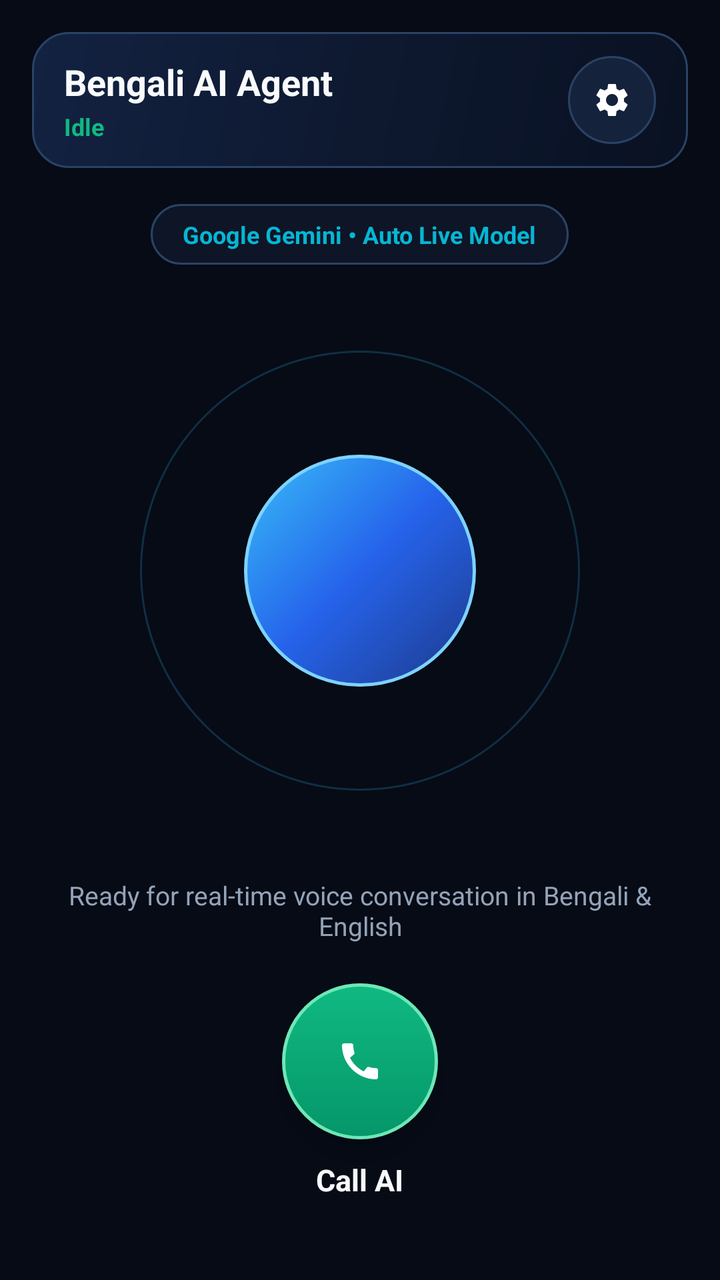
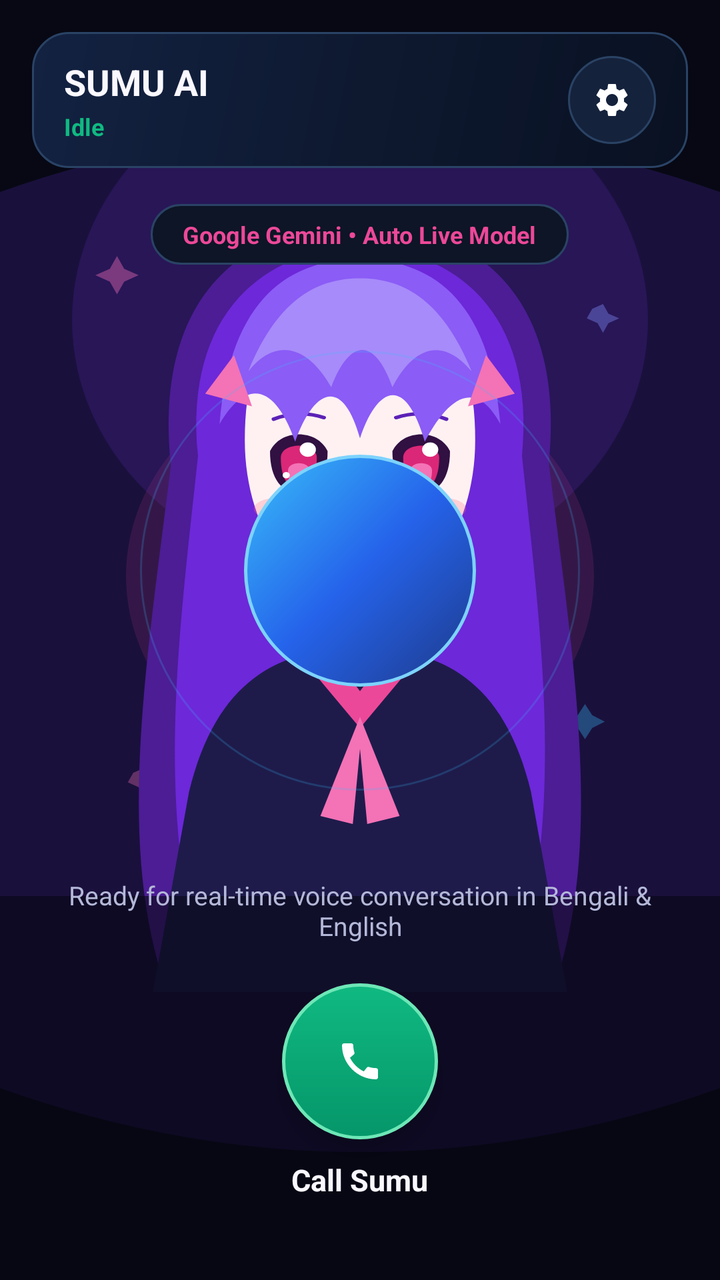

An Android layout rendered at two revisions. The XML below is the earlier revision; the diff shows what the commit changed to produce the second picture.
<!-- AndroidManifest.xml: application theme Theme.BengaliAgent -->
<!-- res/layout/activity_main.xml -->
<?xml version="1.0" encoding="utf-8"?>
<FrameLayout xmlns:android="http://schemas.android.com/apk/res/android"
    android:layout_width="match_parent"
    android:layout_height="match_parent"
    android:background="@color/bg_black"
    android:padding="16dp">

    
    
    
    <LinearLayout
        android:id="@+id/layoutHomeIdle"
        android:layout_width="match_parent"
        android:layout_height="match_parent"
        android:gravity="center_horizontal"
        android:orientation="vertical">

        
        <LinearLayout
            android:layout_width="match_parent"
            android:layout_height="wrap_content"
            android:background="@drawable/bg_header_gradient"
            android:gravity="center_vertical"
            android:orientation="horizontal"
            android:paddingHorizontal="16dp"
            android:paddingVertical="12dp">

            <LinearLayout
                android:layout_width="0dp"
                android:layout_height="wrap_content"
                android:layout_weight="1"
                android:orientation="vertical">

                <TextView
                    android:layout_width="wrap_content"
                    android:layout_height="wrap_content"
                    android:text="@string/app_name"
                    android:textColor="@color/text_primary"
                    android:textSize="18sp"
                    android:textStyle="bold" />

                <TextView
                    android:id="@+id/tvAgentState"
                    android:layout_width="wrap_content"
                    android:layout_height="wrap_content"
                    android:layout_marginTop="2dp"
                    android:text="Idle"
                    android:textColor="@color/accent_green"
                    android:textSize="12sp"
                    android:textStyle="bold" />
            </LinearLayout>

            <ImageButton
                android:id="@+id/btnOpenSettings"
                android:layout_width="44dp"
                android:layout_height="44dp"
                android:background="@drawable/bg_circle_control_idle"
                android:contentDescription="Open AI &amp; Model Settings"
                android:padding="11dp"
                android:scaleType="centerInside"
                android:src="@drawable/ic_settings_gear" />
        </LinearLayout>

        
        <TextView
            android:id="@+id/tvSelectedProviderModel"
            android:layout_width="wrap_content"
            android:layout_height="wrap_content"
            android:layout_marginTop="18dp"
            android:background="@drawable/bg_badge"
            android:paddingHorizontal="16dp"
            android:paddingVertical="7dp"
            android:text="Google Gemini • Auto Live Model"
            android:textColor="@color/accent_cyan"
            android:textSize="12sp"
            android:textStyle="bold" />

        
        <FrameLayout
            android:layout_width="match_parent"
            android:layout_height="0dp"
            android:layout_weight="1">

            <FrameLayout
                android:id="@+id/flHomeOrbContainer"
                android:layout_width="220dp"
                android:layout_height="220dp"
                android:layout_gravity="center">

                <View
                    android:id="@+id/viewHomeOrbOuter"
                    android:layout_width="220dp"
                    android:layout_height="220dp"
                    android:layout_gravity="center"
                    android:background="@drawable/bg_ai_orb_outer" />

                <View
                    android:id="@+id/viewHomeOrbCore"
                    android:layout_width="116dp"
                    android:layout_height="116dp"
                    android:layout_gravity="center"
                    android:background="@drawable/bg_ai_orb_core" />
            </FrameLayout>
        </FrameLayout>

        <TextView
            android:id="@+id/tvHomeConnectionSubtitle"
            android:layout_width="match_parent"
            android:layout_height="wrap_content"
            android:layout_marginBottom="20dp"
            android:gravity="center"
            android:text="Ready for real-time voice conversation in Bengali &amp; English"
            android:textColor="@color/text_secondary"
            android:textSize="13sp" />

        
        <LinearLayout
            android:layout_width="match_parent"
            android:layout_height="wrap_content"
            android:layout_marginBottom="24dp"
            android:gravity="center"
            android:orientation="vertical">

            <ImageButton
                android:id="@+id/btnStartAiCall"
                android:layout_width="78dp"
                android:layout_height="78dp"
                android:background="@drawable/bg_circle_call_start"
                android:contentDescription="Call AI"
                android:elevation="8dp"
                android:padding="22dp"
                android:scaleType="centerInside"
                android:src="@drawable/ic_call_phone" />

            <TextView
                android:layout_width="wrap_content"
                android:layout_height="wrap_content"
                android:layout_marginTop="10dp"
                android:text="Call AI"
                android:textColor="@color/text_primary"
                android:textSize="15sp"
                android:textStyle="bold" />
        </LinearLayout>
    </LinearLayout>

    
    
    
    <LinearLayout
        android:id="@+id/layoutCallingTransition"
        android:layout_width="match_parent"
        android:layout_height="match_parent"
        android:gravity="center_horizontal"
        android:orientation="vertical"
        android:visibility="gone">

        <TextView
            android:layout_width="wrap_content"
            android:layout_height="wrap_content"
            android:layout_marginTop="36dp"
            android:text="@string/app_name"
            android:textColor="@color/text_primary"
            android:textSize="22sp"
            android:textStyle="bold" />

        <TextView
            android:id="@+id/tvCallingStatusLabel"
            android:layout_width="wrap_content"
            android:layout_height="wrap_content"
            android:layout_marginTop="8dp"
            android:text="Calling..."
            android:textColor="@color/accent_cyan"
            android:textSize="15sp" />

        <TextView
            android:id="@+id/tvCallingModelInfo"
            android:layout_width="wrap_content"
            android:layout_height="wrap_content"
            android:layout_marginTop="6dp"
            android:text="Establishing encrypted real-time audio session"
            android:textColor="@color/text_secondary"
            android:textSize="12sp" />

        <FrameLayout
            android:layout_width="match_parent"
            android:layout_height="0dp"
            android:layout_weight="1">

            <View
                android:id="@+id/viewCallingPulseRing"
                android:layout_width="210dp"
                android:layout_height="210dp"
                android:layout_gravity="center"
                android:background="@drawable/bg_ai_orb_outer" />

            <View
                android:layout_width="110dp"
                android:layout_height="110dp"
                android:layout_gravity="center"
                android:background="@drawable/bg_ai_orb_core" />
        </FrameLayout>

        <ImageButton
            android:id="@+id/btnCancelCalling"
            android:layout_width="72dp"
            android:layout_height="72dp"
            android:layout_marginBottom="36dp"
            android:background="@drawable/bg_circle_call_end"
            android:contentDescription="Cancel Call"
            android:padding="20dp"
            android:scaleType="centerInside"
            android:src="@drawable/ic_call_end" />
    </LinearLayout>

    
    
    
    <LinearLayout
        android:id="@+id/layoutActiveCall"
        android:layout_width="match_parent"
        android:layout_height="match_parent"
        android:gravity="center_horizontal"
        android:orientation="vertical"
        android:visibility="gone">

        
        <LinearLayout
            android:layout_width="match_parent"
            android:layout_height="wrap_content"
            android:background="@drawable/bg_card"
            android:gravity="center_vertical"
            android:orientation="horizontal"
            android:paddingHorizontal="16dp"
            android:paddingVertical="12dp">

            <LinearLayout
                android:layout_width="0dp"
                android:layout_height="wrap_content"
                android:layout_weight="1"
                android:orientation="vertical">

                <TextView
                    android:layout_width="wrap_content"
                    android:layout_height="wrap_content"
                    android:text="@string/app_name"
                    android:textColor="@color/text_primary"
                    android:textSize="16sp"
                    android:textStyle="bold" />

                <TextView
                    android:id="@+id/tvActiveCallQuality"
                    android:layout_width="wrap_content"
                    android:layout_height="wrap_content"
                    android:layout_marginTop="2dp"
                    android:text="HD 24kHz PCM • Live"
                    android:textColor="@color/accent_green"
                    android:textSize="11sp" />
            </LinearLayout>

            <TextView
                android:id="@+id/tvCallDurationTimer"
                android:layout_width="wrap_content"
                android:layout_height="wrap_content"
                android:background="@drawable/bg_badge"
                android:paddingHorizontal="12dp"
                android:paddingVertical="6dp"
                android:text="00:00"
                android:textColor="@color/text_primary"
                android:textSize="14sp"
                android:textStyle="bold" />
        </LinearLayout>

        
        <TextView
            android:id="@+id/tvInCallScreenShareBadge"
            android:layout_width="wrap_content"
            android:layout_height="wrap_content"
            android:layout_marginTop="12dp"
            android:background="@drawable/bg_badge"
            android:paddingHorizontal="14dp"
            android:paddingVertical="5dp"
            android:text="● Screen Sharing Active — AI can see your screen"
            android:textColor="@color/accent_green"
            android:textSize="11sp"
            android:textStyle="bold"
            android:visibility="gone" />

        
        <FrameLayout
            android:layout_width="match_parent"
            android:layout_height="0dp"
            android:layout_weight="1">

            <View
                android:id="@+id/viewActiveOrbOuter"
                android:layout_width="250dp"
                android:layout_height="250dp"
                android:layout_gravity="center"
                android:background="@drawable/bg_ai_orb_outer" />

            <View
                android:id="@+id/viewActiveOrbCore"
                android:layout_width="132dp"
                android:layout_height="132dp"
                android:layout_gravity="center"
                android:background="@drawable/bg_ai_orb_core" />
        </FrameLayout>

        
        <TextView
            android:id="@+id/tvActiveCallState"
            android:layout_width="wrap_content"
            android:layout_height="wrap_content"
            android:layout_marginBottom="24dp"
            android:text="Listening..."
            android:textColor="@color/accent_cyan"
            android:textSize="17sp"
            android:textStyle="bold" />

        
        <LinearLayout
            android:layout_width="match_parent"
            android:layout_height="wrap_content"
            android:layout_marginBottom="20dp"
            android:background="@drawable/bg_card"
            android:gravity="center"
            android:orientation="horizontal"
            android:paddingVertical="16dp"
            android:weightSum="4">

            
            <LinearLayout
                android:layout_width="0dp"
                android:layout_height="wrap_content"
                android:layout_weight="1"
                android:gravity="center"
                android:orientation="vertical">

                <ImageButton
                    android:id="@+id/btnMicToggle"
                    android:layout_width="58dp"
                    android:layout_height="58dp"
                    android:background="@drawable/bg_circle_control_idle"
                    android:contentDescription="Mute or Unmute Microphone"
                    android:padding="16dp"
                    android:scaleType="centerInside"
                    android:src="@drawable/ic_mic_on" />

                <TextView
                    android:id="@+id/tvMicToggleLabel"
                    android:layout_width="wrap_content"
                    android:layout_height="wrap_content"
                    android:layout_marginTop="6dp"
                    android:text="Mute"
                    android:textColor="@color/text_secondary"
                    android:textSize="11sp" />
            </LinearLayout>

            
            <LinearLayout
                android:layout_width="0dp"
                android:layout_height="wrap_content"
                android:layout_weight="1"
                android:gravity="center"
                android:orientation="vertical">

                <ImageButton
                    android:id="@+id/btnScreenToggle"
                    android:layout_width="58dp"
                    android:layout_height="58dp"
                    android:background="@drawable/bg_circle_control_idle"
                    android:contentDescription="Toggle Screen Share"
                    android:padding="16dp"
                    android:scaleType="centerInside"
                    android:src="@drawable/ic_screen_share" />

                <TextView
                    android:id="@+id/tvScreenToggleLabel"
                    android:layout_width="wrap_content"
                    android:layout_height="wrap_content"
                    android:layout_marginTop="6dp"
                    android:text="Screen"
                    android:textColor="@color/text_secondary"
                    android:textSize="11sp" />
            </LinearLayout>

            
            <LinearLayout
                android:layout_width="0dp"
                android:layout_height="wrap_content"
                android:layout_weight="1"
                android:gravity="center"
                android:orientation="vertical">

                <ImageButton
                    android:id="@+id/btnSpeakerToggle"
                    android:layout_width="58dp"
                    android:layout_height="58dp"
                    android:background="@drawable/bg_circle_control_active"
                    android:contentDescription="Toggle Speakerphone"
                    android:padding="16dp"
                    android:scaleType="centerInside"
                    android:src="@drawable/ic_speaker_phone" />

                <TextView
                    android:id="@+id/tvSpeakerToggleLabel"
                    android:layout_width="wrap_content"
                    android:layout_height="wrap_content"
                    android:layout_marginTop="6dp"
                    android:text="Speaker"
                    android:textColor="@color/text_primary"
                    android:textSize="11sp" />
            </LinearLayout>

            
            <LinearLayout
                android:layout_width="0dp"
                android:layout_height="wrap_content"
                android:layout_weight="1"
                android:gravity="center"
                android:orientation="vertical">

                <ImageButton
                    android:id="@+id/btnStopTask"
                    android:layout_width="58dp"
                    android:layout_height="58dp"
                    android:background="@drawable/bg_circle_call_end"
                    android:contentDescription="End Call"
                    android:padding="16dp"
                    android:scaleType="centerInside"
                    android:src="@drawable/ic_call_end" />

                <TextView
                    android:layout_width="wrap_content"
                    android:layout_height="wrap_content"
                    android:layout_marginTop="6dp"
                    android:text="End Call"
                    android:textColor="@color/accent_red_bright"
                    android:textSize="11sp"
                    android:textStyle="bold" />
            </LinearLayout>
        </LinearLayout>
    </LinearLayout>

</FrameLayout>
<!-- resources referenced by this layout -->
<resources>
  <color name="accent_cyan">#06B6D4</color>
  <color name="accent_green">#10B981</color>
  <color name="accent_red_bright">#F87171</color>
  <color name="bg_black">#060B16</color>
  <color name="text_primary">#F8FAFC</color>
  <color name="text_secondary">#94A3B8</color>
  <!-- drawable bg_ai_orb_core (drawable) -->
  <?xml version="1.0" encoding="utf-8"?>
  <shape xmlns:android="http://schemas.android.com/apk/res/android"
      android:shape="oval">
      <gradient
          android:angle="315"
          android:startColor="#38BDF8"
          android:centerColor="#2563EB"
          android:endColor="#1E3A8A"
          android:type="linear" />
      <stroke
          android:width="1.5dp"
          android:color="#7DD3FC" />
  </shape>
  <!-- drawable bg_badge (drawable) -->
  <?xml version="1.0" encoding="utf-8"?>
  <shape xmlns:android="http://schemas.android.com/apk/res/android"
      android:shape="rectangle">
      <solid android:color="#0D1526" />
      <corners android:radius="20dp" />
      <stroke
          android:width="1dp"
          android:color="#2A4365" />
  </shape>
  <!-- drawable bg_card (drawable) -->
  <?xml version="1.0" encoding="utf-8"?>
  <shape xmlns:android="http://schemas.android.com/apk/res/android"
      android:shape="rectangle">
      <gradient
          android:angle="270"
          android:startColor="#15223C"
          android:endColor="#0E172A"
          android:type="linear" />
      <corners android:radius="16dp" />
      <stroke
          android:width="1dp"
          android:color="#233554" />
  </shape>
  <!-- drawable bg_circle_call_end (drawable) -->
  <?xml version="1.0" encoding="utf-8"?>
  <shape xmlns:android="http://schemas.android.com/apk/res/android"
      android:shape="oval">
      <gradient
          android:angle="270"
          android:startColor="#EF4444"
          android:endColor="#B91C1C"
          android:type="linear" />
      <stroke
          android:width="1.5dp"
          android:color="#FCA5A5" />
  </shape>
  <!-- drawable bg_circle_call_start (drawable) -->
  <?xml version="1.0" encoding="utf-8"?>
  <shape xmlns:android="http://schemas.android.com/apk/res/android"
      android:shape="oval">
      <gradient
          android:angle="270"
          android:startColor="#10B981"
          android:endColor="#059669"
          android:type="linear" />
      <stroke
          android:width="1.5dp"
          android:color="#6EE7B7" />
  </shape>
  <!-- drawable bg_circle_control_active (drawable) -->
  <?xml version="1.0" encoding="utf-8"?>
  <shape xmlns:android="http://schemas.android.com/apk/res/android"
      android:shape="oval">
      <gradient
          android:angle="270"
          android:startColor="#2563EB"
          android:endColor="#1D4ED8"
          android:type="linear" />
      <stroke
          android:width="1dp"
          android:color="#60A5FA" />
  </shape>
  <!-- drawable bg_circle_control_idle (drawable) -->
  <?xml version="1.0" encoding="utf-8"?>
  <shape xmlns:android="http://schemas.android.com/apk/res/android"
      android:shape="oval">
      <solid android:color="#15223C" />
      <stroke
          android:width="1dp"
          android:color="#2A4365" />
  </shape>
  <!-- drawable bg_header_gradient (drawable) -->
  <?xml version="1.0" encoding="utf-8"?>
  <shape xmlns:android="http://schemas.android.com/apk/res/android"
      android:shape="rectangle">
      <gradient
          android:angle="315"
          android:startColor="#132242"
          android:centerColor="#0E1930"
          android:endColor="#091122"
          android:type="linear" />
      <corners android:radius="18dp" />
      <stroke
          android:width="1dp"
          android:color="#2A4365" />
  </shape>
  <string name="app_name">Bengali AI Agent</string>
  <color name="accent_primary">#2563EB</color>
  <color name="bg_surface">#0D1526</color>
  <color name="accent_red">#EF4444</color>
  <!-- unchanged entries left out for length: 8 -->
</resources>

<!-- the commit's change to res/layout/activity_main.xml (unified diff, before → after) -->
@@ -2,7 +2,7 @@
 <FrameLayout xmlns:android="http://schemas.android.com/apk/res/android"
     android:layout_width="match_parent"
     android:layout_height="match_parent"
-    android:background="@color/bg_black"
+    android:background="@drawable/bg_sumu_anime_companion"
     android:padding="16dp">
 
     
@@ -136,7 +136,7 @@
                 android:layout_width="wrap_content"
                 android:layout_height="wrap_content"
                 android:layout_marginTop="10dp"
-                android:text="Call AI"
+                android:text="Call Sumu"
                 android:textColor="@color/text_primary"
                 android:textSize="15sp"
                 android:textStyle="bold" />
<!-- resource entries referenced after the edit -->
@@ -1,11 +1,11 @@
 <!-- resources referenced by this layout -->
 <resources>
-  <color name="accent_cyan">#06B6D4</color>
+  <color name="accent_cyan">#EC4899</color>
   <color name="accent_green">#10B981</color>
-  <color name="accent_red_bright">#F87171</color>
-  <color name="bg_black">#060B16</color>
-  <color name="text_primary">#F8FAFC</color>
-  <color name="text_secondary">#94A3B8</color>
+  <color name="accent_red_bright">#FB7185</color>
+  <color name="bg_black">#070814</color>
+  <color name="text_primary">#FAF8FF</color>
+  <color name="text_secondary">#B4B8D8</color>
   <!-- drawable bg_ai_orb_core (drawable) -->
   <?xml version="1.0" encoding="utf-8"?>
   <shape xmlns:android="http://schemas.android.com/apk/res/android"
@@ -107,9 +107,10 @@
           android:width="1dp"
           android:color="#2A4365" />
   </shape>
-  <string name="app_name">Bengali AI Agent</string>
-  <color name="accent_primary">#2563EB</color>
-  <color name="bg_surface">#0D1526</color>
+  <!-- drawable bg_sumu_anime_companion: vector/xml drawable (drawable, 5193 chars, omitted) -->
+  <string name="app_name">SUMU AI</string>
+  <color name="accent_primary">#7C3AED</color>
+  <color name="bg_surface">#101328</color>
   <color name="accent_red">#EF4444</color>
   <!-- unchanged entries left out for length: 8 -->
 </resources>
